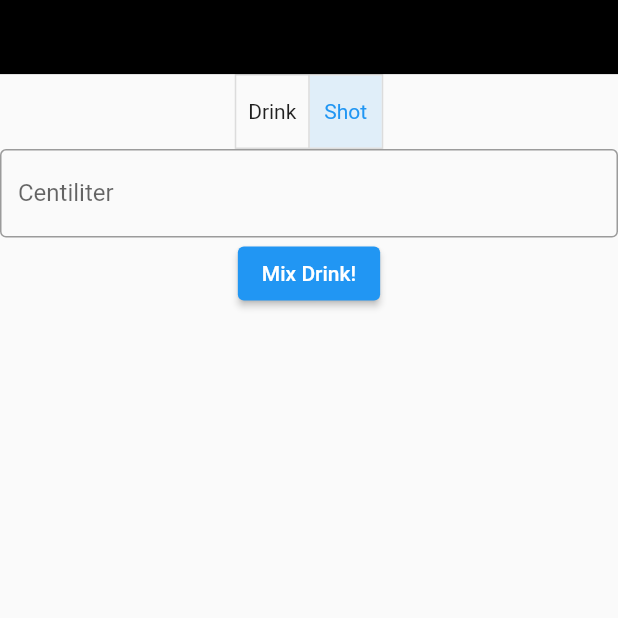
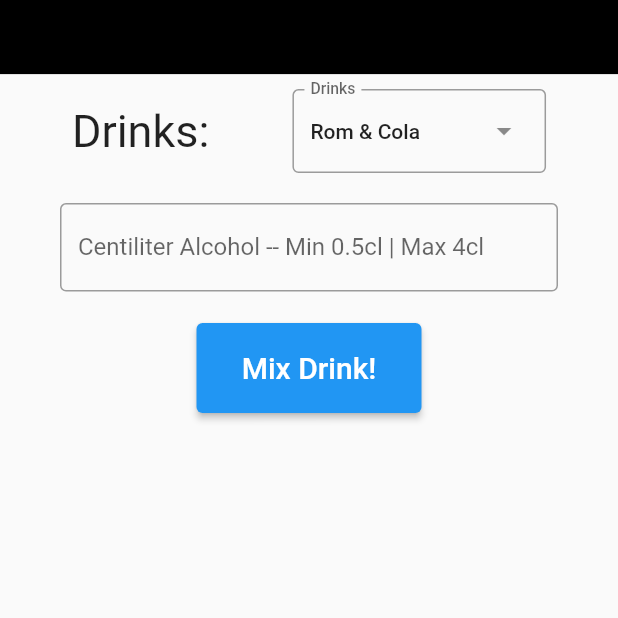
Before and after one commit to Ominousity/IOT-Drink_Dispenser, a Flutter app: the screen it shows after launch, after a tap on "Mix Drink!", on a phone screen of 412 x 824 dp, the top half of it. Run offline on Flutter 3.47's test engine with Material 2 defaults, Android fonts, the phone set to English and light mode, and no system bars.

```diff
--- a/App/dispenser_app/lib/main.dart
+++ b/App/dispenser_app/lib/main.dart
@@ -1,6 +1,7 @@
-// ignore_for_file: prefer_const_constructors
+// ignore_for_file: prefer_const_constructors, prefer_const_literals_to_create_immutables, non_constant_identifier_names
 
 import 'package:flutter/material.dart';
+import 'webhook.dart';
 
 void main() {
   runApp(const MyApp());
@@ -18,7 +19,23 @@ class MyApp extends StatelessWidget {
       ),
       home: const MyHomePage(title: 'Flutter Demo Home Page'),
     );
+
   }
+}
+
+class CustomButton extends ElevatedButton {
+  CustomButton({
+    required VoidCallback onPressed,
+    required String text,
+  }) : super(
+          onPressed: onPressed,
+          child: Text(text, style: TextStyle(fontSize: 20),),
+          style: ButtonStyle(
+            minimumSize: MaterialStateProperty.all<Size>(
+              Size(150, 60), // set the desired width and height here
+            ),
+          ),
+        );
 }
 
 class MyHomePage extends StatefulWidget {
@@ -29,11 +46,36 @@ class MyHomePage extends StatefulWidget {
 }
 
 class _MyHomePageState extends State<MyHomePage> {
-  List<bool> isSelected = [false, true];
-  List<Widget> children = [Text("Drink"), Text("Shot")];
+  DrinkLabel? selectedDrink;
+
+  TextEditingController textController = TextEditingController();
+  TextEditingController drinkTypeController = TextEditingController();
+  String drinkType = "";
+
+  Webhook webhook = Webhook();
+
+  @override
+  void dispose() {
+    // Clean up the controller when the widget is disposed.
+    drinkTypeController.dispose();
+    textController.dispose();
+    super.dispose();
+  }
+
+  void SendDrink(){
+    if (num.parse(textController.text) >= 0.5 && num.parse(textController.text) <= 4.0 && textController.text != null){
+      webhook.SendDrink(selectedDrink!.label, textController.text);
+
+    }
+
+  }
 
   @override
   Widget build(BuildContext context) {
+    final List<DropdownMenuEntry<DrinkLabel>> colorEntries = <DropdownMenuEntry<DrinkLabel>>[];
+    for (final DrinkLabel color in DrinkLabel.values) {
+      colorEntries.add(DropdownMenuEntry<DrinkLabel>(value: color, label: color.label, enabled: color.label != 'Grey'));
+    }
     return Scaffold(
       body: Column(
         children: [
@@ -42,25 +84,62 @@ class _MyHomePageState extends State<MyHomePage> {
             height: 49.4,
             width: (MediaQuery.of(context).size.width),
           ),
-          ToggleButtons(isSelected: isSelected, children: children, onPressed: (int index){
-            setState(() {
-                    for (int i = 0; i < isSelected.length; i++) {
-                      isSelected[i] = i == index;
-                    }
-                  });
-          }),
-          TextField(
-            obscureText: true,
-            decoration: InputDecoration(
-              border: OutlineInputBorder(),
-              labelText: 'Centiliter'
-            ),
+          Container(
+            height: 10,
+            width: (MediaQuery.of(context).size.width),
           ),
-          ElevatedButton(onPressed: (){
-
-          }, child: Text("Mix Drink!"))
+          Row(
+            mainAxisAlignment: MainAxisAlignment.spaceEvenly,
+            children: [
+              Text("Drinks: ",
+                style: TextStyle(
+                  fontSize: 30,
+                ),
+              ),
+              DropdownMenu<DrinkLabel>(
+                    initialSelection: DrinkLabel.romCola,
+                    controller: drinkTypeController,
+                    label: const Text('Drinks'),
+                    dropdownMenuEntries: colorEntries,
+                    onSelected: (DrinkLabel? label) {
+                      setState(() {
+                        selectedDrink = label;
+                      });
+                    },
+                  ),
+            ],
+          ),
+          Container(
+            height: 20,
+            width: (MediaQuery.of(context).size.width),
+          ),
+          Container(
+            height: 60,
+            width: (MediaQuery.of(context).size.width - 80),
+            child: TextField(
+                      controller: textController,
+                      decoration: InputDecoration(
+                        border: OutlineInputBorder(),
+                        labelText: 'Centiliter Alcohol -- Min 0.5cl | Max 4cl'
+                      ),
+                    ),
+          ),
+          Container(
+            height: 20,
+            width: (MediaQuery.of(context).size.width),
+          ),
+          CustomButton(onPressed: SendDrink, text: "Mix Drink!")
         ],
       ),
     );
   }
 }
+
+
+enum DrinkLabel {
+  romCola('Rom & Cola'),
+  romShot('Rom Shot');
+
+  const DrinkLabel(this.label);
+  final String label;
+}
--- a/App/dispenser_app/pubspec.yaml
+++ b/App/dispenser_app/pubspec.yaml
@@ -35,6 +35,7 @@ dependencies:
   # The following adds the Cupertino Icons font to your application.
   # Use with the CupertinoIcons class for iOS style icons.
   cupertino_icons: ^1.0.2
+  http: ^0.13.5
 
 dev_dependencies:
   flutter_test:
```
Also changed, not shown: App/dispenser_app/lib/webhook.dart (added, +29 -0 lines), App/dispenser_app/pubspec.lock, 1 other file.
